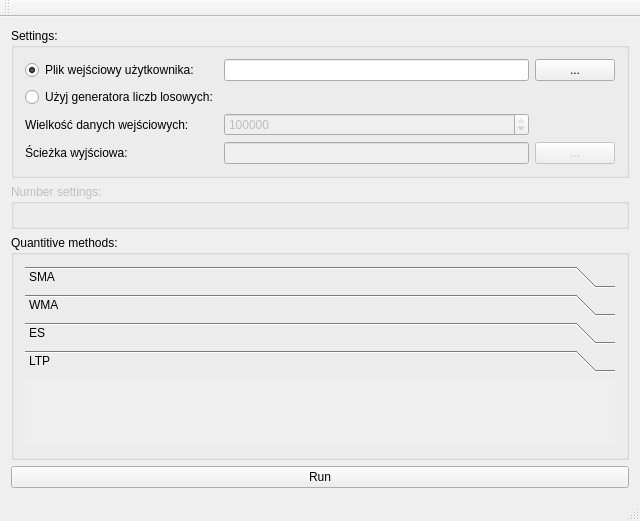
This is ForecastingUI/mainwindow.ui in Apokal/forecastingui as Qt 5 draws it before an edit. The edited form follows.
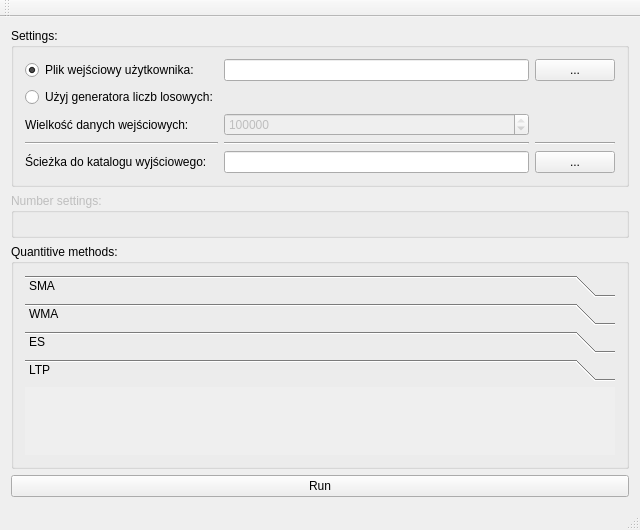
This is the edited form. Custom widgets are drawn as their Qt base class.

Commit message: Output directory automatic generation

Patch:
```diff
--- a/ForecastingUI/mainwindow.ui
+++ b/ForecastingUI/mainwindow.ui
@@ -37,20 +37,6 @@
          </property>
         </widget>
        </item>
-       <item row="3" column="1">
-        <widget class="QLineEdit" name="outputFilePath_LnEdit">
-         <property name="enabled">
-          <bool>false</bool>
-         </property>
-        </widget>
-       </item>
-       <item row="1" column="0">
-        <widget class="QRadioButton" name="randomGenerator_RadBtn">
-         <property name="text">
-          <string>Użyj generatora liczb losowych:</string>
-         </property>
-        </widget>
-       </item>
        <item row="2" column="0">
         <widget class="QLabel" name="label">
          <property name="text">
@@ -58,28 +44,21 @@
          </property>
         </widget>
        </item>
-       <item row="0" column="4">
-        <widget class="QPushButton" name="customFilePath_Btn">
-         <property name="text">
-          <string>...</string>
+       <item row="4" column="4">
+        <widget class="QPushButton" name="outputFilePath_Btn">
+         <property name="enabled">
+          <bool>true</bool>
          </property>
-        </widget>
-       </item>
-       <item row="3" column="0">
-        <widget class="QLabel" name="label_2">
          <property name="text">
-          <string>Ścieżka wyjściowa:</string>
+          <string>...</string>
          </property>
         </widget>
        </item>
        <item row="0" column="1">
         <widget class="QLineEdit" name="customFilePath_LnEdit"/>
        </item>
-       <item row="3" column="4">
-        <widget class="QPushButton" name="outputFilePath_Btn">
-         <property name="enabled">
-          <bool>false</bool>
-         </property>
+       <item row="0" column="4">
+        <widget class="QPushButton" name="customFilePath_Btn">
          <property name="text">
           <string>...</string>
          </property>
@@ -98,6 +77,48 @@
          </property>
         </widget>
        </item>
+       <item row="4" column="0">
+        <widget class="QLabel" name="label_2">
+         <property name="text">
+          <string>Ścieżka do katalogu wyjściowego:</string>
+         </property>
+        </widget>
+       </item>
+       <item row="1" column="0">
+        <widget class="QRadioButton" name="randomGenerator_RadBtn">
+         <property name="text">
+          <string>Użyj generatora liczb losowych:</string>
+         </property>
+        </widget>
+       </item>
+       <item row="4" column="1">
+        <widget class="QLineEdit" name="outputFilePath_LnEdit">
+         <property name="enabled">
+          <bool>true</bool>
+         </property>
+        </widget>
+       </item>
+       <item row="3" column="0">
+        <widget class="Line" name="line">
+         <property name="orientation">
+          <enum>Qt::Horizontal</enum>
+         </property>
+        </widget>
+       </item>
+       <item row="3" column="1">
+        <widget class="Line" name="line_2">
+         <property name="orientation">
+          <enum>Qt::Horizontal</enum>
+         </property>
+        </widget>
+       </item>
+       <item row="3" column="4">
+        <widget class="Line" name="line_3">
+         <property name="orientation">
+          <enum>Qt::Horizontal</enum>
+         </property>
+        </widget>
+       </item>
       </layout>
      </widget>
     </item>
@@ -178,7 +199,7 @@
             <x>0</x>
             <y>0</y>
             <width>602</width>
-            <height>86</height>
+            <height>77</height>
            </rect>
           </property>
           <attribute name="label">
```
Left out of the diff: 6 changed lines with no effect on the pictures. The commit also changes 3 other files.
